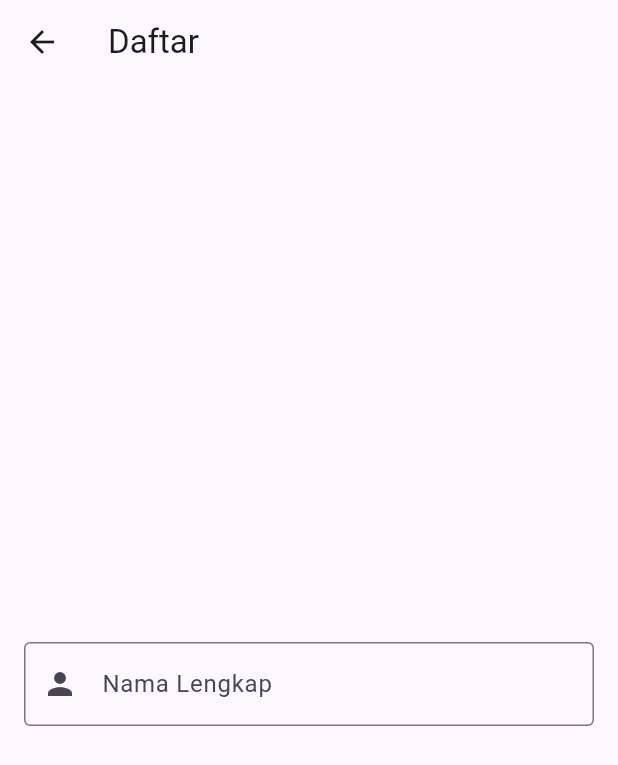
After one commit to anglczbla/fasilitas_umum, a Flutter app: the SignUpScreen screen opened directly, on a phone screen of 412 x 824 dp. The commit adds this screen. Shown: the top 765 px of the screen. Run offline on Flutter 3.47's test engine with Material 3 defaults, Android fonts, the phone set to English and light mode, and no system bars; our stand-ins replace firebase_auth, firebase_core; accounts and stored records are empty; generated files the repository leaves out were written again.

Commit message:
sign up screen + auth

```diff
--- a/lib/main.dart
+++ b/lib/main.dart
@@ -1,7 +1,7 @@
 import 'package:flutter/material.dart';
 import 'package:firebase_core/firebase_core.dart';
 import 'firebase_options.dart';
-import 'package:firebase_auth/firebase_auth.dart';
+//import 'package:firebase_auth/firebase_auth.dart';
 
 void main() async {
   WidgetsFlutterBinding.ensureInitialized();
--- /dev/null
+++ b/lib/screens/home_screen.dart
@@ -0,0 +1,10 @@
+import 'package:flutter/material.dart';
+
+class HomeScreen extends StatelessWidget {
+  const HomeScreen({super.key});
+
+  @override
+  Widget build(BuildContext context) {
+    return const Placeholder();
+  }
+}
--- /dev/null
+++ b/lib/screens/sign_in_screen.dart
@@ -0,0 +1,10 @@
+import 'package:flutter/material.dart';
+
+class SignInScreen extends StatelessWidget {
+  const SignInScreen({super.key});
+
+  @override
+  Widget build(BuildContext context) {
+    return const Placeholder();
+  }
+}
--- /dev/null
+++ b/lib/screens/signup_screen.dart
@@ -0,0 +1,60 @@
+import 'package:flutter/material.dart';
+import 'package:firebase_auth/firebase_auth.dart';
+
+class SignUpScreen extends StatefulWidget {
+  const SignUpScreen({super.key});
+
+  @override
+  State<SignUpScreen> createState() => _SignUpScreenState();
+}
+
+class _SignUpScreenState extends State<SignUpScreen> {
+  final _emailController = TextEditingController();
+  final _passwordController = TextEditingController();
+  final _confirmPasswordController = TextEditingController();
+  final _fullNameController = TextEditingController();
+
+  bool _isLoading = false;
+  bool _isPasswordVisible = false;
+  bool _isConfirmPasswordVisible = false;
+
+  final _formKey = GlobalKey<FormState>();
+
+  @override
+  Widget build(BuildContext context) {
+    return Scaffold(
+      appBar: AppBar(title: const Text('Daftar')),
+      body: Center(
+        child: Padding(
+          padding: const EdgeInsets.all(16.0),
+          child: SingleChildScrollView(
+            child: Form(
+              key: _formKey,
+              child: Column(
+                mainAxisAlignment: MainAxisAlignment.center,
+                children: [
+                  const SizedBox(height: 32.0),
+                  TextFormField(
+                    controller: _fullNameController,
+                    textCapitalization: TextCapitalization.words,
+                    decoration: const InputDecoration(
+                      labelText: 'Nama Lengkap',
+                      border: OutlineInputBorder(),
+                      prefixIcon: Icon(Icons.person),
+                    ),
+                    validator: (value) {
+                      if (value == null || value.trim().isEmpty) {
+                        return 'Harap masukkan nama lengkap Anda';
+                      }
+                      return null;
+                    },
+                  ),
+                ],
+              ),
+            ),
+          ),
+        ),
+      ),
+    );
+  }
+}
```
